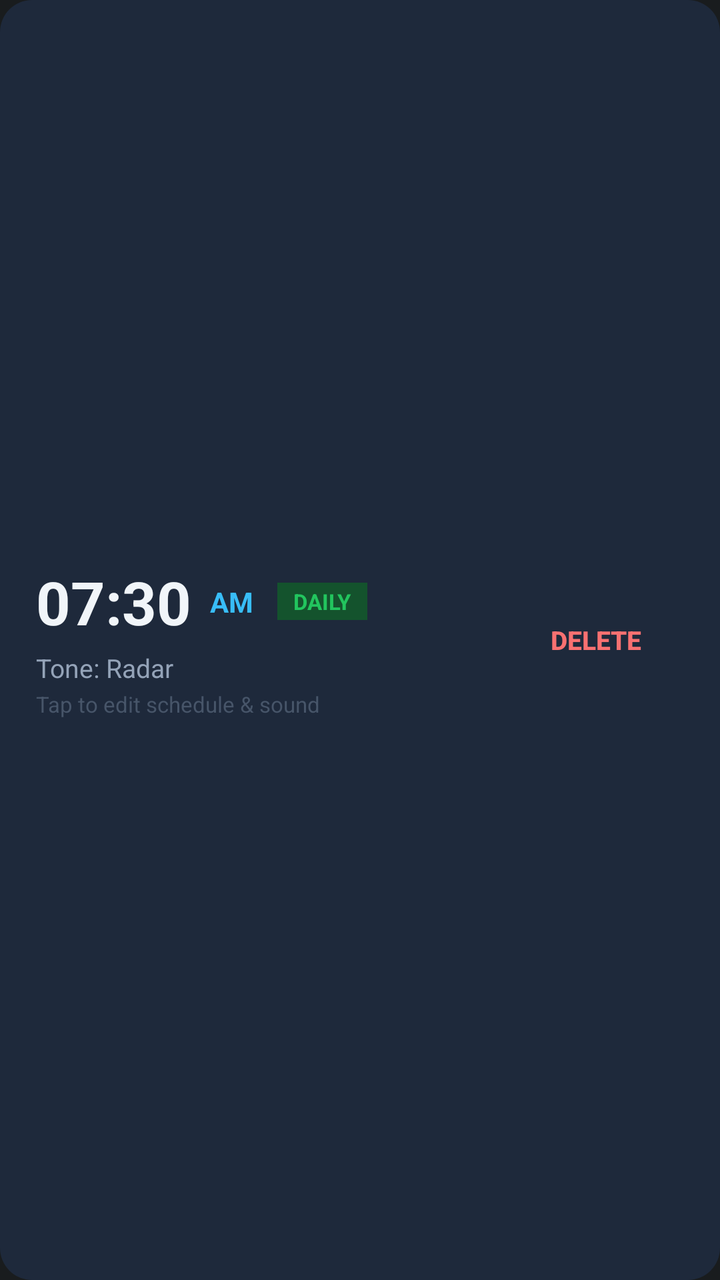
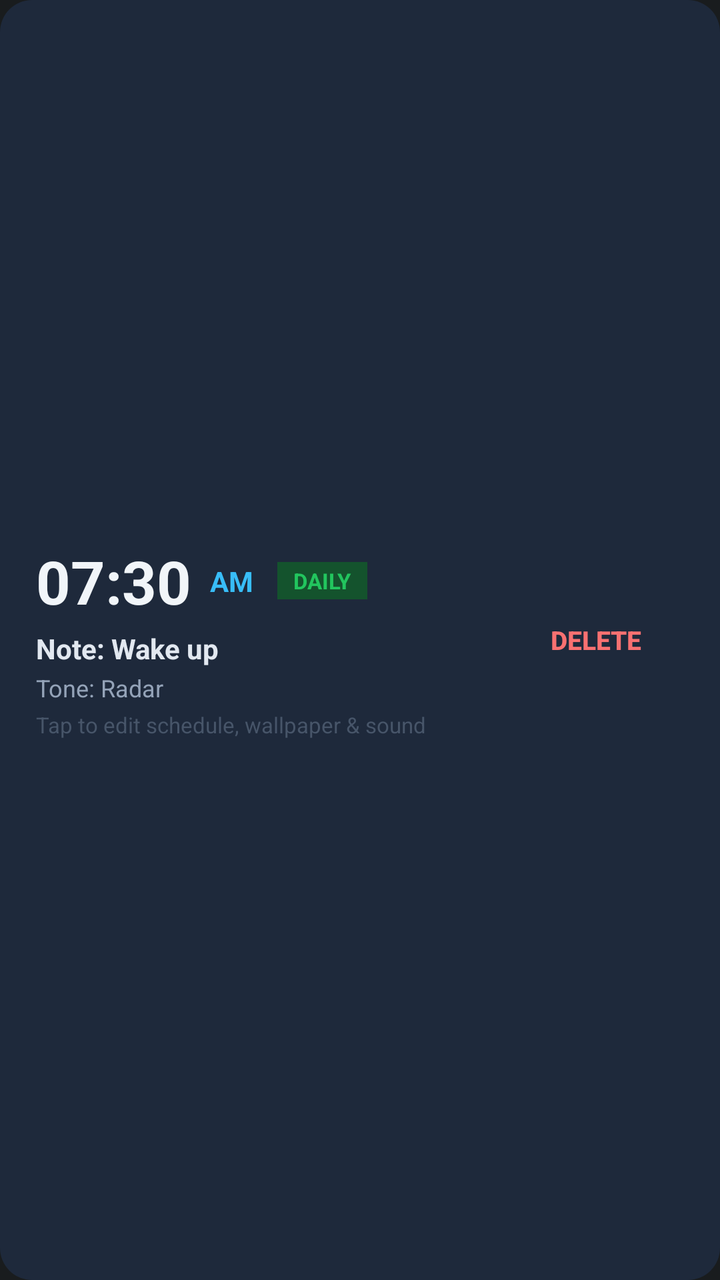

Two renders of the same Android screen: before a commit and after it. Below are the layout's source before the change and the commit's diff.
<!-- AndroidManifest.xml: application theme android:Theme.DeviceDefault.NoActionBar -->
<!-- res/layout/item_alarm.xml -->
<?xml version="1.0" encoding="utf-8"?>
<LinearLayout xmlns:android="http://schemas.android.com/apk/res/android"
    android:layout_width="match_parent"
    android:layout_height="wrap_content"
    android:orientation="horizontal"
    android:background="@drawable/card_bg"
    android:padding="18dp"
    android:gravity="center_vertical">

    <LinearLayout
        android:id="@+id/cardContent"
        android:layout_width="0dp"
        android:layout_height="wrap_content"
        android:layout_weight="1"
        android:orientation="vertical">

        <LinearLayout
            android:layout_width="wrap_content"
            android:layout_height="wrap_content"
            android:gravity="center_vertical"
            android:orientation="horizontal">

            <TextView
                android:id="@+id/txtTime"
                android:layout_width="wrap_content"
                android:layout_height="wrap_content"
                android:text="07:30"
                android:textSize="30sp"
                android:textStyle="bold"
                android:textColor="#F1F5F9" />

            <TextView
                android:id="@+id/txtAmPm"
                android:layout_width="wrap_content"
                android:layout_height="wrap_content"
                android:text=" AM"
                android:textSize="14sp"
                android:textStyle="bold"
                android:textColor="#38BDF8"
                android:layout_marginStart="6dp" />

            <TextView
                android:id="@+id/txtScheduleBadge"
                android:layout_width="wrap_content"
                android:layout_height="wrap_content"
                android:text="DAILY"
                android:textSize="11sp"
                android:textStyle="bold"
                android:textColor="#22C55E"
                android:background="#14532D"
                android:paddingLeft="8dp"
                android:paddingRight="8dp"
                android:paddingTop="2dp"
                android:paddingBottom="2dp"
                android:layout_marginStart="12dp" />
        </LinearLayout>

        <TextView
            android:id="@+id/txtToneTitle"
            android:layout_width="wrap_content"
            android:layout_height="wrap_content"
            android:text="Tone: Radar"
            android:textSize="13sp"
            android:textColor="#94A3B8"
            android:layout_marginTop="4dp" />

        <TextView
            android:layout_width="wrap_content"
            android:layout_height="wrap_content"
            android:text="Tap to edit schedule &amp; sound"
            android:textSize="11sp"
            android:textColor="#475569"
            android:layout_marginTop="2dp" />
    </LinearLayout>

    <Button
        android:id="@+id/btnDelete"
        android:layout_width="wrap_content"
        android:layout_height="wrap_content"
        android:text="DELETE"
        android:textSize="13sp"
        android:textStyle="bold"
        android:textColor="#F87171"
        android:background="@android:color/transparent" />
</LinearLayout>
<!-- resources referenced by this layout -->
<resources>
  <!-- drawable card_bg (drawable) -->
  <?xml version="1.0" encoding="utf-8"?>
  <shape xmlns:android="http://schemas.android.com/apk/res/android"
      android:shape="rectangle">
      <solid android:color="#1E293B" />
      <corners android:radius="16dp" />
  </shape>
</resources>

<!-- the commit's change to res/layout/item_alarm.xml (unified diff, before → after) -->
@@ -56,21 +56,31 @@
         </LinearLayout>
 
         <TextView
+            android:id="@+id/txtAlarmCardLabel"
+            android:layout_width="wrap_content"
+            android:layout_height="wrap_content"
+            android:text="Note: Wake up"
+            android:textSize="14sp"
+            android:textStyle="bold"
+            android:textColor="#E2E8F0"
+            android:layout_marginTop="4dp" />
+
+        <TextView
             android:id="@+id/txtToneTitle"
             android:layout_width="wrap_content"
             android:layout_height="wrap_content"
             android:text="Tone: Radar"
-            android:textSize="13sp"
+            android:textSize="12sp"
             android:textColor="#94A3B8"
-            android:layout_marginTop="4dp" />
+            android:layout_marginTop="2dp" />
 
         <TextView
             android:layout_width="wrap_content"
             android:layout_height="wrap_content"
-            android:text="Tap to edit schedule &amp; sound"
+            android:text="Tap to edit schedule, wallpaper &amp; sound"
             android:textSize="11sp"
             android:textColor="#475569"
-            android:layout_marginTop="2dp" />
+            android:layout_marginTop="3dp" />
     </LinearLayout>
 
     <Button
